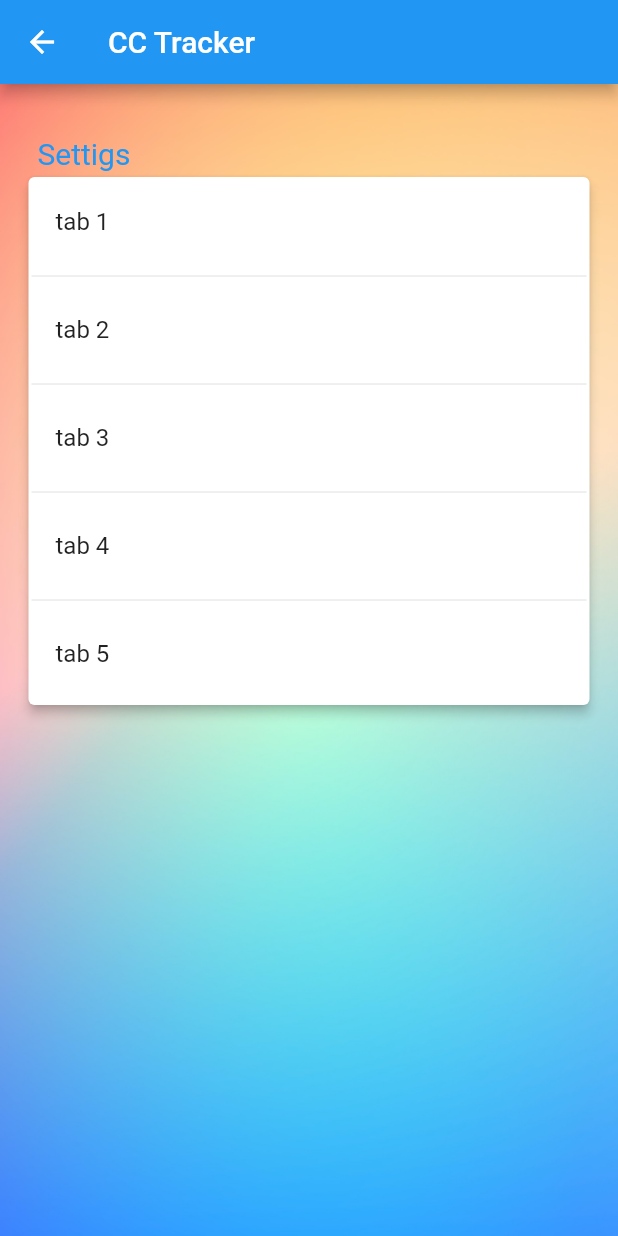
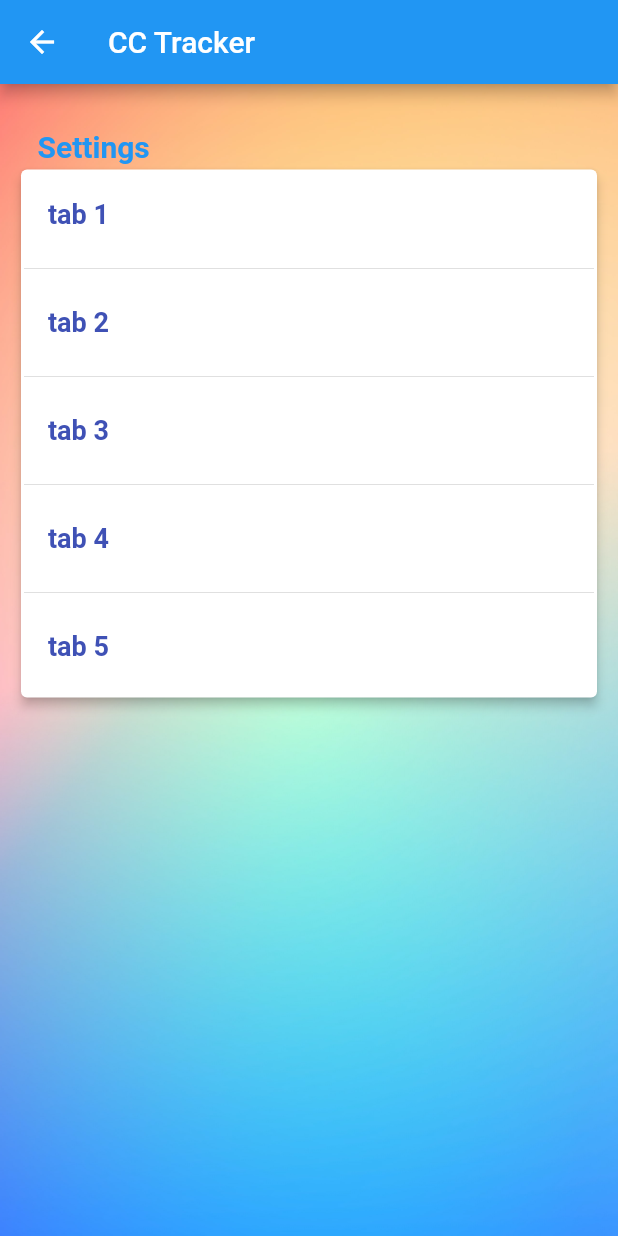
Before and after one commit to DmitryAfitserov/cctracker, a Flutter app: the SettingsStateBar screen opened directly, on a phone screen of 412 x 824 dp. Run offline on Flutter 3.47's test engine with Material 2 defaults, Android fonts, the phone set to English and light mode, and no system bars; our stand-ins replace rxdart; network calls fail.

Commit message:
Added in listView listener

```diff
--- a/lib/ui/SettingsStateBar.dart
+++ b/lib/ui/SettingsStateBar.dart
@@ -23,7 +23,6 @@ class SettingsStateBarState extends State<SettingsStateBar>{
       "tab 3",
       "tab 4",
       "tab 5",
-
     ];
 
     return Scaffold(
@@ -41,13 +40,13 @@ class SettingsStateBarState extends State<SettingsStateBar>{
           child: Scaffold(
             backgroundColor: Colors.transparent,
             body: Container(
-              margin: EdgeInsets.all(15),
+              margin: EdgeInsets.all(10),
               child: Column(
                 crossAxisAlignment: CrossAxisAlignment.start,
 
                 children: [
-                  Container(margin: EdgeInsets.fromLTRB(10, 20, 15, 0), child:
-                  Text("Settigs", style: TextStyle(color: Colors.blue, fontSize: 20),)
+                  Container(margin: EdgeInsets.fromLTRB(15, 20, 15, 0), child:
+                  Text("Settings", style: TextStyle(color: Colors.blue, fontSize: 20, fontWeight: FontWeight.bold), )
                     ,),
                   Container(
                     height: 360,
@@ -60,7 +59,8 @@ class SettingsStateBarState extends State<SettingsStateBar>{
                         padding: EdgeInsets.all(2.0),
                         itemBuilder: (context, index) {
                           return ListTile(
-                            title: Text(_listViewData[index]),
+                            title: Text(_listViewData[index], style: TextStyle(color: Colors.indigo, fontSize: 18, fontWeight: FontWeight.bold),),
+                            onTap: () => onTapList(index),
                           );
                         },
                         separatorBuilder: (context, index) {
@@ -84,4 +84,8 @@ class SettingsStateBarState extends State<SettingsStateBar>{
 
     );
   }
+
+  void onTapList(int position){
+    print(Text("position =  $position "));
+  }
 }
```
